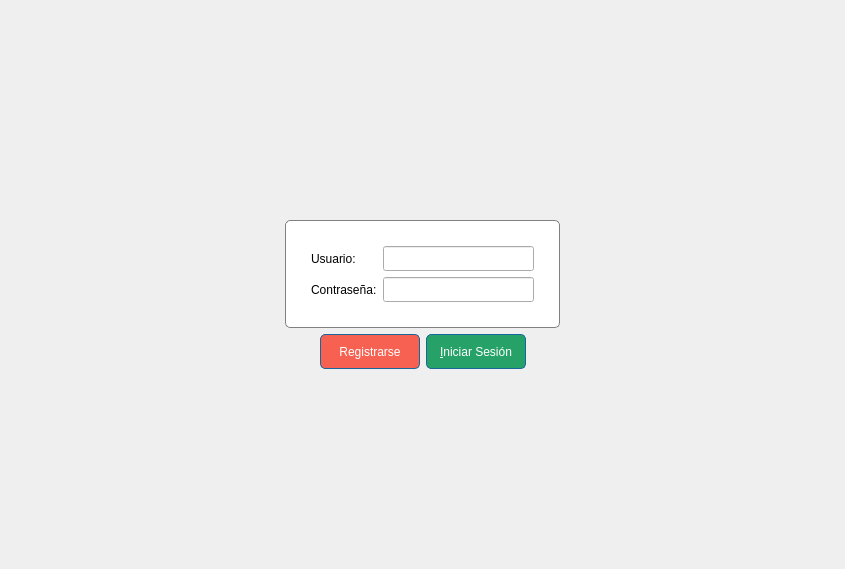
First picture: the form in iniciodesesion.ui, repository JuanFraDev/ProyectoFinal_POO, before the edit.
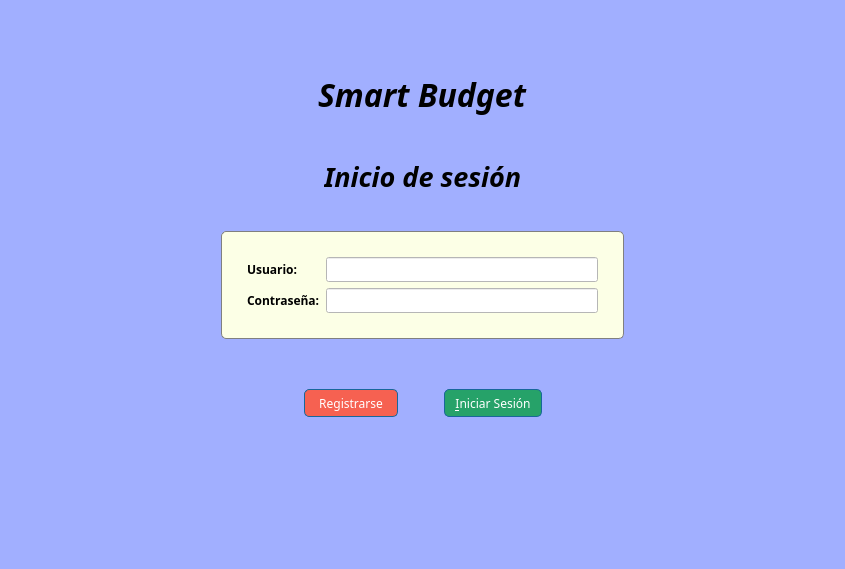
Second picture: the form after the edit.

The edit to the form file:
```diff
--- a/iniciodesesion.ui
+++ b/iniciodesesion.ui
@@ -13,16 +13,145 @@
   <property name="windowTitle">
    <string>Dialog</string>
   </property>
+  <property name="styleSheet">
+   <string notr="true">background-color: rgb(161, 175, 255);</string>
+  </property>
   <layout class="QVBoxLayout" name="verticalLayout">
    <item>
     <spacer name="verticalSpacer">
      <property name="orientation">
       <enum>Qt::Vertical</enum>
      </property>
+     <property name="sizeType">
+      <enum>QSizePolicy::Fixed</enum>
+     </property>
      <property name="sizeHint" stdset="0">
       <size>
        <width>20</width>
-       <height>181</height>
+       <height>52</height>
+      </size>
+     </property>
+    </spacer>
+   </item>
+   <item>
+    <widget class="QWidget" name="widget_2" native="true">
+     <layout class="QHBoxLayout" name="horizontalLayout_5">
+      <item>
+       <spacer name="horizontalSpacer_9">
+        <property name="orientation">
+         <enum>Qt::Horizontal</enum>
+        </property>
+        <property name="sizeHint" stdset="0">
+         <size>
+          <width>40</width>
+          <height>20</height>
+         </size>
+        </property>
+       </spacer>
+      </item>
+      <item>
+       <widget class="QLabel" name="label_5">
+        <property name="font">
+         <font>
+          <family>Lucida Bright</family>
+          <pointsize>24</pointsize>
+          <italic>true</italic>
+          <bold>true</bold>
+         </font>
+        </property>
+        <property name="text">
+         <string>Smart Budget</string>
+        </property>
+       </widget>
+      </item>
+      <item>
+       <spacer name="horizontalSpacer_10">
+        <property name="orientation">
+         <enum>Qt::Horizontal</enum>
+        </property>
+        <property name="sizeHint" stdset="0">
+         <size>
+          <width>40</width>
+          <height>20</height>
+         </size>
+        </property>
+       </spacer>
+      </item>
+     </layout>
+    </widget>
+   </item>
+   <item>
+    <spacer name="verticalSpacer_4">
+     <property name="orientation">
+      <enum>Qt::Vertical</enum>
+     </property>
+     <property name="sizeType">
+      <enum>QSizePolicy::Fixed</enum>
+     </property>
+     <property name="sizeHint" stdset="0">
+      <size>
+       <width>20</width>
+       <height>17</height>
+      </size>
+     </property>
+    </spacer>
+   </item>
+   <item>
+    <widget class="QWidget" name="widget" native="true">
+     <layout class="QHBoxLayout" name="horizontalLayout_4">
+      <item>
+       <spacer name="horizontalSpacer_7">
+        <property name="orientation">
+         <enum>Qt::Horizontal</enum>
+        </property>
+        <property name="sizeHint" stdset="0">
+         <size>
+          <width>40</width>
+          <height>20</height>
+         </size>
+        </property>
+       </spacer>
+      </item>
+      <item>
+       <widget class="QLabel" name="label_4">
+        <property name="font">
+         <font>
+          <family>Lucida Bright</family>
+          <pointsize>20</pointsize>
+          <italic>true</italic>
+          <bold>true</bold>
+         </font>
+        </property>
+        <property name="text">
+         <string>Inicio de sesión</string>
+        </property>
+       </widget>
+      </item>
+      <item>
+       <spacer name="horizontalSpacer_8">
+        <property name="orientation">
+         <enum>Qt::Horizontal</enum>
+        </property>
+        <property name="sizeHint" stdset="0">
+         <size>
+          <width>40</width>
+          <height>20</height>
+         </size>
+        </property>
+       </spacer>
+      </item>
+     </layout>
+    </widget>
+   </item>
+   <item>
+    <spacer name="verticalSpacer_6">
+     <property name="orientation">
+      <enum>Qt::Vertical</enum>
+     </property>
+     <property name="sizeHint" stdset="0">
+      <size>
+       <width>20</width>
+       <height>40</height>
       </size>
      </property>
     </spacer>
@@ -37,9 +166,12 @@
        <property name="orientation">
         <enum>Qt::Horizontal</enum>
        </property>
+       <property name="sizeType">
+        <enum>QSizePolicy::Fixed</enum>
+       </property>
        <property name="sizeHint" stdset="0">
         <size>
-         <width>40</width>
+         <width>210</width>
          <height>20</height>
         </size>
        </property>
@@ -52,7 +184,7 @@
 {
 border: 1px solid grey;
 border-radius: 5px;
-background-color: white;
+background-color: rgb(252, 255, 230);;
 }</string>
        </property>
        <layout class="QGridLayout" name="gridLayout">
@@ -70,6 +202,15 @@
         </property>
         <item row="0" column="0">
          <widget class="QLabel" name="label">
+          <property name="font">
+           <font>
+            <family>Lucida Bright</family>
+            <bold>true</bold>
+           </font>
+          </property>
+          <property name="styleSheet">
+           <string notr="true">background-color: rgb(252, 255, 230);</string>
+          </property>
           <property name="text">
            <string>Usuario:</string>
           </property>
@@ -83,10 +224,22 @@
             <height>25</height>
            </size>
           </property>
+          <property name="styleSheet">
+           <string notr="true">background-color: rgb(255, 255, 255);</string>
+          </property>
          </widget>
         </item>
         <item row="1" column="0">
          <widget class="QLabel" name="label_2">
+          <property name="font">
+           <font>
+            <family>Lucida Bright</family>
+            <bold>true</bold>
+           </font>
+          </property>
+          <property name="styleSheet">
+           <string notr="true">background-color: rgb(252, 255, 230);</string>
+          </property>
           <property name="text">
            <string>Contraseña:</string>
           </property>
@@ -100,6 +253,9 @@
             <height>25</height>
            </size>
           </property>
+          <property name="styleSheet">
+           <string notr="true">background-color: rgb(255, 255, 255);</string>
+          </property>
           <property name="echoMode">
            <enum>QLineEdit::Password</enum>
           </property>
@@ -113,16 +269,32 @@
        <property name="orientation">
         <enum>Qt::Horizontal</enum>
        </property>
+       <property name="sizeType">
+        <enum>QSizePolicy::Fixed</enum>
+       </property>
        <property name="sizeHint" stdset="0">
         <size>
-         <width>40</width>
-         <height>20</height>
+         <width>210</width>
+         <height>38</height>
         </size>
        </property>
       </spacer>
      </item>
     </layout>
    </item>
+   <item>
+    <spacer name="verticalSpacer_3">
+     <property name="orientation">
+      <enum>Qt::Vertical</enum>
+     </property>
+     <property name="sizeHint" stdset="0">
+      <size>
+       <width>22</width>
+       <height>83</height>
+      </size>
+     </property>
+    </spacer>
+   </item>
    <item>
     <layout class="QHBoxLayout" name="horizontalLayout">
      <item>
@@ -142,10 +314,15 @@
       <widget class="QPushButton" name="btn_regis">
        <property name="minimumSize">
         <size>
-         <width>100</width>
-         <height>35</height>
+         <width>94</width>
+         <height>28</height>
         </size>
        </property>
+       <property name="font">
+        <font>
+         <family>Lucida Bright</family>
+        </font>
+       </property>
        <property name="styleSheet">
         <string notr="true">border: 1px solid rgb(24, 103, 155);
 border-radius: 5px;
@@ -157,14 +334,35 @@
        </property>
       </widget>
      </item>
+     <item>
+      <spacer name="horizontalSpacer_11">
+       <property name="orientation">
+        <enum>Qt::Horizontal</enum>
+       </property>
+       <property name="sizeType">
+        <enum>QSizePolicy::Fixed</enum>
+       </property>
+       <property name="sizeHint" stdset="0">
+        <size>
+         <width>40</width>
+         <height>20</height>
+        </size>
+       </property>
+      </spacer>
+     </item>
      <item>
       <widget class="QPushButton" name="btn_ini">
        <property name="minimumSize">
         <size>
-         <width>100</width>
-         <height>35</height>
+         <width>98</width>
+         <height>28</height>
         </size>
        </property>
+       <property name="font">
+        <font>
+         <family>Lucida Bright</family>
+        </font>
+       </property>
        <property name="styleSheet">
         <string notr="true">border: 1px solid rgb(24, 103, 155);
 border-radius: 5px;
```
